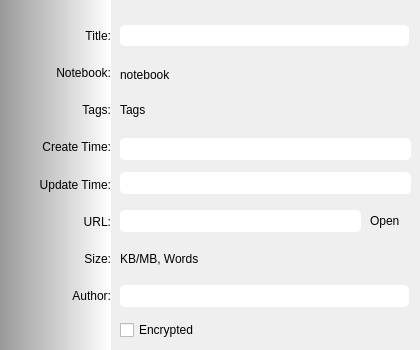
Qt form src/ui/wiznoteinfoform.ui (WizTeam/WizQTClient) before a commit.
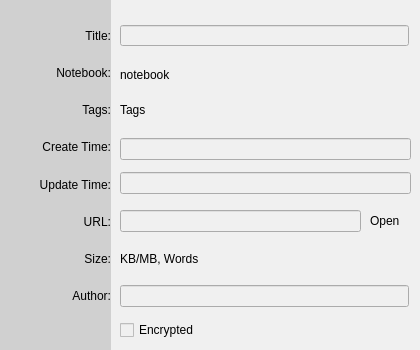
The same form after that commit.

Diff of the .ui file:
```diff
--- a/src/ui/wiznoteinfoform.ui
+++ b/src/ui/wiznoteinfoform.ui
@@ -13,10 +13,11 @@
   <property name="windowTitle">
    <string>Form</string>
   </property>
+  <property name="autoFillBackground">
+   <bool>false</bool>
+  </property>
   <property name="styleSheet">
-   <string notr="true">QLineEdit {
-border-radius: 5px;
-}</string>
+   <string notr="true">background-color: rgb(240, 240, 240);</string>
   </property>
   <widget class="QWidget" name="widget" native="true">
    <property name="geometry">
@@ -28,7 +29,7 @@
     </rect>
    </property>
    <property name="styleSheet">
-    <string notr="true">background-color: qlineargradient(spread:pad, x1:0, y1:0, x2:1, y2:0, stop:0 rgba(153, 153, 153, 255), stop:1 rgba(255, 255, 255, 255));</string>
+    <string notr="true">background-color: rgb(208, 208, 208);</string>
    </property>
    <widget class="QWidget" name="verticalLayoutWidget">
     <property name="geometry">
```
Left out of the diff: 2 changed lines with no effect on the pictures.
